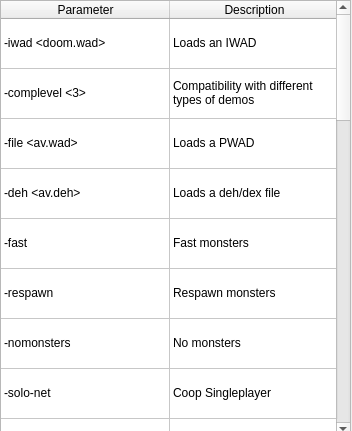
Old version of the form dsda-launcher/documentation.ui in the repository Pedro-Beirao/dsda-launcher.
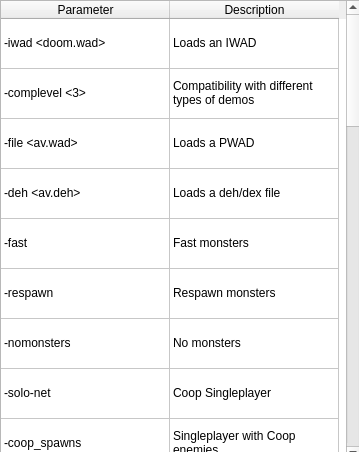
New version of the form.

Patch:
```diff
--- a/dsda-launcher/documentation.ui
+++ b/dsda-launcher/documentation.ui
@@ -6,10 +6,22 @@
    <rect>
     <x>0</x>
     <y>0</y>
-    <width>352</width>
-    <height>431</height>
+    <width>359</width>
+    <height>452</height>
    </rect>
   </property>
+  <property name="minimumSize">
+   <size>
+    <width>359</width>
+    <height>452</height>
+   </size>
+  </property>
+  <property name="maximumSize">
+   <size>
+    <width>359</width>
+    <height>452</height>
+   </size>
+  </property>
   <property name="windowTitle">
    <string>Form</string>
   </property>
@@ -18,8 +30,8 @@
     <rect>
      <x>0</x>
      <y>0</y>
-     <width>351</width>
-     <height>451</height>
+     <width>361</width>
+     <height>461</height>
     </rect>
    </property>
    <property name="showGrid">
```
